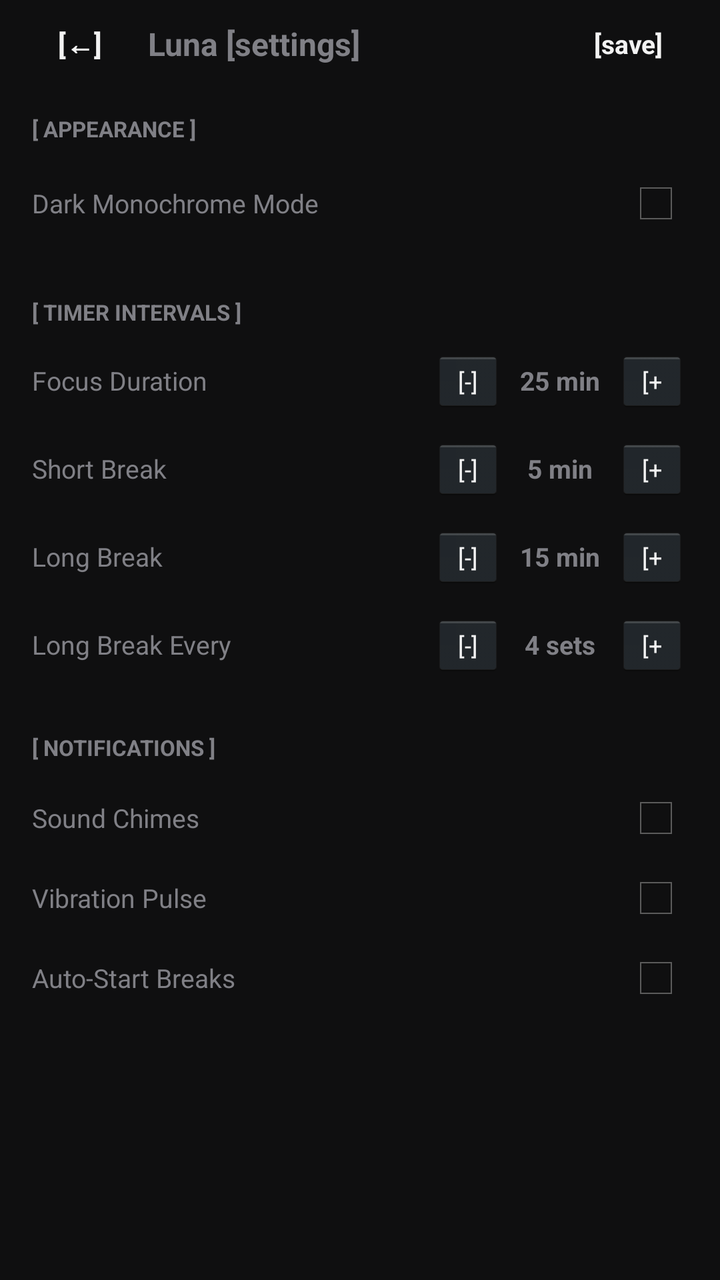
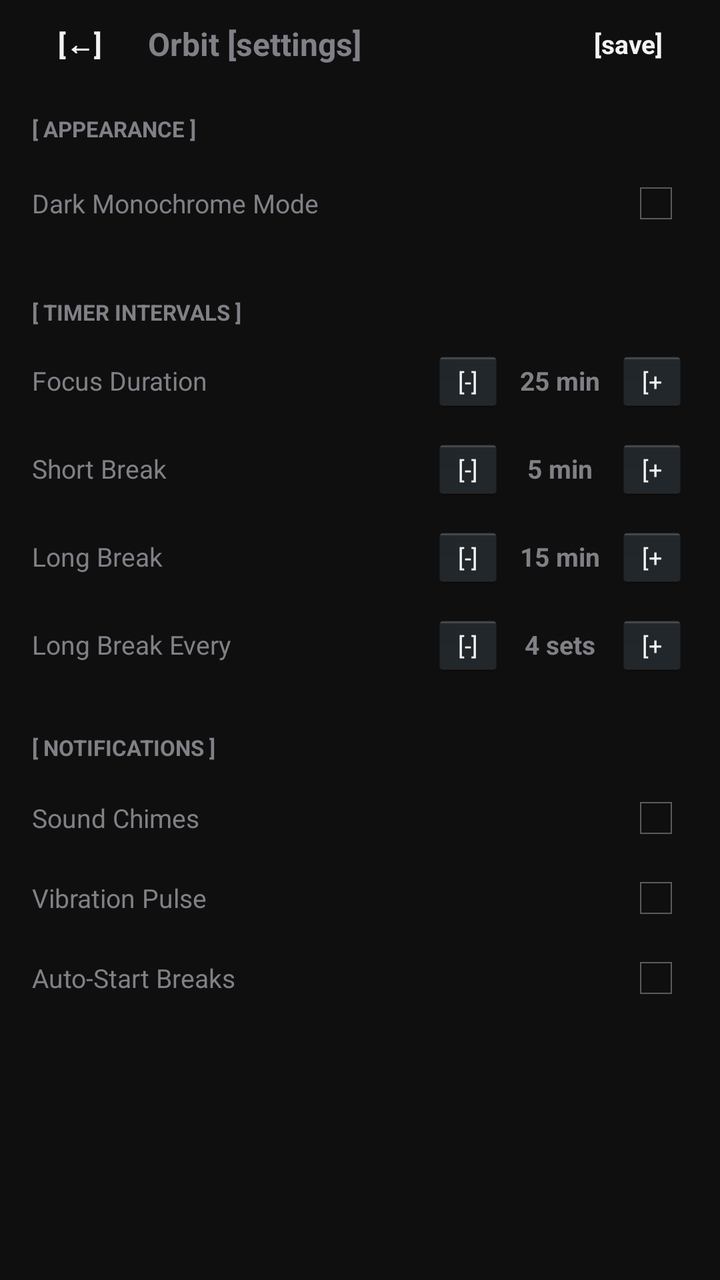

Before-and-after screenshots of an Android layout around one commit, followed by the original layout XML and the change that was made.
<!-- AndroidManifest.xml: application theme AppTheme -->
<!-- res/layout/activity_settings.xml -->
<?xml version="1.0" encoding="utf-8"?>
<LinearLayout xmlns:android="http://schemas.android.com/apk/res/android"
    android:id="@+id/rootView"
    android:layout_width="match_parent"
    android:layout_height="match_parent"
    android:orientation="vertical">

    
    <LinearLayout
        android:id="@+id/headerBar"
        android:layout_width="match_parent"
        android:layout_height="44dp"
        android:orientation="horizontal"
        android:gravity="center_vertical"
        android:paddingLeft="10dp"
        android:paddingRight="14dp">

        <Button
            android:id="@+id/btnBack"
            android:layout_width="wrap_content"
            android:layout_height="32dp"
            android:text="[←]"
            android:background="@null"
            android:textSize="14sp"
            android:textStyle="bold"
            android:paddingLeft="4dp"
            android:paddingRight="8dp" />

        <TextView
            android:id="@+id/tvHeaderTitle"
            android:layout_width="0dp"
            android:layout_height="wrap_content"
            android:layout_weight="1"
            android:text="Luna [settings]"
            android:textSize="16sp"
            android:textStyle="bold" />

        <Button
            android:id="@+id/btnSave"
            android:layout_width="wrap_content"
            android:layout_height="32dp"
            android:text="[save]"
            android:background="@null"
            android:textSize="13sp"
            android:textStyle="bold"
            android:paddingLeft="6dp"
            android:paddingRight="6dp" />
    </LinearLayout>

    <View
        android:id="@+id/headerDivider"
        android:layout_width="match_parent"
        android:layout_height="1dp" />

    <ScrollView
        android:id="@+id/rootScrollView"
        android:layout_width="match_parent"
        android:layout_height="0dp"
        android:layout_weight="1"
        android:paddingLeft="16dp"
        android:paddingRight="16dp"
        android:paddingTop="12dp"
        android:paddingBottom="16dp">

        <LinearLayout
            android:layout_width="match_parent"
            android:layout_height="wrap_content"
            android:orientation="vertical">

            
            <TextView
                android:id="@+id/tvThemeHeader"
                android:layout_width="wrap_content"
                android:layout_height="wrap_content"
                android:text="[ APPEARANCE ]"
                android:textSize="11sp"
                android:textStyle="bold"
                android:layout_marginBottom="8dp" />

            <LinearLayout
                android:id="@+id/rowDarkTheme"
                android:layout_width="match_parent"
                android:layout_height="wrap_content"
                android:orientation="horizontal"
                android:gravity="center_vertical"
                android:paddingTop="6dp"
                android:paddingBottom="6dp">

                <TextView
                    android:id="@+id/tvThemeLabel"
                    android:layout_width="0dp"
                    android:layout_height="wrap_content"
                    android:layout_weight="1"
                    android:text="Dark Monochrome Mode"
                    android:textSize="13sp" />

                <CheckBox
                    android:id="@+id/cbDarkMode"
                    android:layout_width="wrap_content"
                    android:layout_height="wrap_content" />
            </LinearLayout>

            <View
                android:id="@+id/div1"
                android:layout_width="match_parent"
                android:layout_height="1dp"
                android:layout_marginTop="10dp"
                android:layout_marginBottom="14dp" />

            
            <TextView
                android:id="@+id/tvDurationsHeader"
                android:layout_width="wrap_content"
                android:layout_height="wrap_content"
                android:text="[ TIMER INTERVALS ]"
                android:textSize="11sp"
                android:textStyle="bold"
                android:layout_marginBottom="8dp" />

            
            <LinearLayout
                android:layout_width="match_parent"
                android:layout_height="38dp"
                android:orientation="horizontal"
                android:gravity="center_vertical">

                <TextView
                    android:id="@+id/tvFocusLabel"
                    android:layout_width="0dp"
                    android:layout_height="wrap_content"
                    android:layout_weight="1"
                    android:text="Focus Duration"
                    android:textSize="13sp" />

                <Button
                    android:id="@+id/btnFocusMinus"
                    android:layout_width="36dp"
                    android:layout_height="32dp"
                    android:text="[-]"
                    android:textSize="12sp" />

                <TextView
                    android:id="@+id/tvFocusValue"
                    android:layout_width="56dp"
                    android:layout_height="wrap_content"
                    android:text="25 min"
                    android:textSize="13sp"
                    android:textStyle="bold"
                    android:gravity="center" />

                <Button
                    android:id="@+id/btnFocusPlus"
                    android:layout_width="36dp"
                    android:layout_height="32dp"
                    android:text="[+]"
                    android:textSize="12sp" />
            </LinearLayout>

            
            <LinearLayout
                android:layout_width="match_parent"
                android:layout_height="38dp"
                android:orientation="horizontal"
                android:gravity="center_vertical"
                android:layout_marginTop="6dp">

                <TextView
                    android:id="@+id/tvShortBreakLabel"
                    android:layout_width="0dp"
                    android:layout_height="wrap_content"
                    android:layout_weight="1"
                    android:text="Short Break"
                    android:textSize="13sp" />

                <Button
                    android:id="@+id/btnShortMinus"
                    android:layout_width="36dp"
                    android:layout_height="32dp"
                    android:text="[-]"
                    android:textSize="12sp" />

                <TextView
                    android:id="@+id/tvShortValue"
                    android:layout_width="56dp"
                    android:layout_height="wrap_content"
                    android:text="5 min"
                    android:textSize="13sp"
                    android:textStyle="bold"
                    android:gravity="center" />

                <Button
                    android:id="@+id/btnShortPlus"
                    android:layout_width="36dp"
                    android:layout_height="32dp"
                    android:text="[+]"
                    android:textSize="12sp" />
            </LinearLayout>

            
            <LinearLayout
                android:layout_width="match_parent"
                android:layout_height="38dp"
                android:orientation="horizontal"
                android:gravity="center_vertical"
                android:layout_marginTop="6dp">

                <TextView
                    android:id="@+id/tvLongBreakLabel"
                    android:layout_width="0dp"
                    android:layout_height="wrap_content"
                    android:layout_weight="1"
                    android:text="Long Break"
                    android:textSize="13sp" />

                <Button
                    android:id="@+id/btnLongMinus"
                    android:layout_width="36dp"
                    android:layout_height="32dp"
                    android:text="[-]"
                    android:textSize="12sp" />

                <TextView
                    android:id="@+id/tvLongValue"
                    android:layout_width="56dp"
                    android:layout_height="wrap_content"
                    android:text="15 min"
                    android:textSize="13sp"
                    android:textStyle="bold"
                    android:gravity="center" />

                <Button
                    android:id="@+id/btnLongPlus"
                    android:layout_width="36dp"
                    android:layout_height="32dp"
                    android:text="[+]"
                    android:textSize="12sp" />
            </LinearLayout>

            
            <LinearLayout
                android:layout_width="match_parent"
                android:layout_height="38dp"
                android:orientation="horizontal"
                android:gravity="center_vertical"
                android:layout_marginTop="6dp">

                <TextView
                    android:id="@+id/tvIntervalLabel"
                    android:layout_width="0dp"
                    android:layout_height="wrap_content"
                    android:layout_weight="1"
                    android:text="Long Break Every"
                    android:textSize="13sp" />

                <Button
                    android:id="@+id/btnIntervalMinus"
                    android:layout_width="36dp"
                    android:layout_height="32dp"
                    android:text="[-]"
                    android:textSize="12sp" />

                <TextView
                    android:id="@+id/tvIntervalValue"
                    android:layout_width="56dp"
                    android:layout_height="wrap_content"
                    android:text="4 sets"
                    android:textSize="13sp"
                    android:textStyle="bold"
                    android:gravity="center" />

                <Button
                    android:id="@+id/btnIntervalPlus"
                    android:layout_width="36dp"
                    android:layout_height="32dp"
                    android:text="[+]"
                    android:textSize="12sp" />
            </LinearLayout>

            <View
                android:id="@+id/div2"
                android:layout_width="match_parent"
                android:layout_height="1dp"
                android:layout_marginTop="10dp"
                android:layout_marginBottom="14dp" />

            
            <TextView
                android:id="@+id/tvAlertsHeader"
                android:layout_width="wrap_content"
                android:layout_height="wrap_content"
                android:text="[ NOTIFICATIONS ]"
                android:textSize="11sp"
                android:textStyle="bold"
                android:layout_marginBottom="8dp" />

            <LinearLayout
                android:layout_width="match_parent"
                android:layout_height="wrap_content"
                android:orientation="horizontal"
                android:gravity="center_vertical"
                android:paddingTop="4dp"
                android:paddingBottom="4dp">

                <TextView
                    android:id="@+id/tvSoundLabel"
                    android:layout_width="0dp"
                    android:layout_height="wrap_content"
                    android:layout_weight="1"
                    android:text="Sound Chimes"
                    android:textSize="13sp" />

                <CheckBox
                    android:id="@+id/cbSound"
                    android:layout_width="wrap_content"
                    android:layout_height="wrap_content" />
            </LinearLayout>

            <LinearLayout
                android:layout_width="match_parent"
                android:layout_height="wrap_content"
                android:orientation="horizontal"
                android:gravity="center_vertical"
                android:paddingTop="4dp"
                android:paddingBottom="4dp">

                <TextView
                    android:id="@+id/tvVibrateLabel"
                    android:layout_width="0dp"
                    android:layout_height="wrap_content"
                    android:layout_weight="1"
                    android:text="Vibration Pulse"
                    android:textSize="13sp" />

                <CheckBox
                    android:id="@+id/cbVibrate"
                    android:layout_width="wrap_content"
                    android:layout_height="wrap_content" />
            </LinearLayout>

            <LinearLayout
                android:layout_width="match_parent"
                android:layout_height="wrap_content"
                android:orientation="horizontal"
                android:gravity="center_vertical"
                android:paddingTop="4dp"
                android:paddingBottom="4dp">

                <TextView
                    android:id="@+id/tvAutoBreakLabel"
                    android:layout_width="0dp"
                    android:layout_height="wrap_content"
                    android:layout_weight="1"
                    android:text="Auto-Start Breaks"
                    android:textSize="13sp" />

                <CheckBox
                    android:id="@+id/cbAutoBreak"
                    android:layout_width="wrap_content"
                    android:layout_height="wrap_content" />
            </LinearLayout>

        </LinearLayout>
    </ScrollView>

</LinearLayout>
<!-- resources referenced by this layout -->
<resources>
  <style name="AppTheme" parent="android:Theme.Holo.NoActionBar">
          <item name="android:windowNoTitle">true</item>
          <item name="android:windowBackground">@color/bg_dark</item>
          <item name="android:textColorPrimary">@color/text_white</item>
          <item name="android:textColorSecondary">@color/text_dim</item>
      </style>
  <color name="bg_dark">#0F0F10</color>
  <color name="text_white">#F2F2F2</color>
  <color name="text_dim">#808086</color>
</resources>

<!-- the commit's change to res/layout/activity_settings.xml (unified diff, before → after) -->
@@ -31,7 +31,7 @@
             android:layout_width="0dp"
             android:layout_height="wrap_content"
             android:layout_weight="1"
-            android:text="Luna [settings]"
+            android:text="Orbit [settings]"
             android:textSize="16sp"
             android:textStyle="bold" />
 
